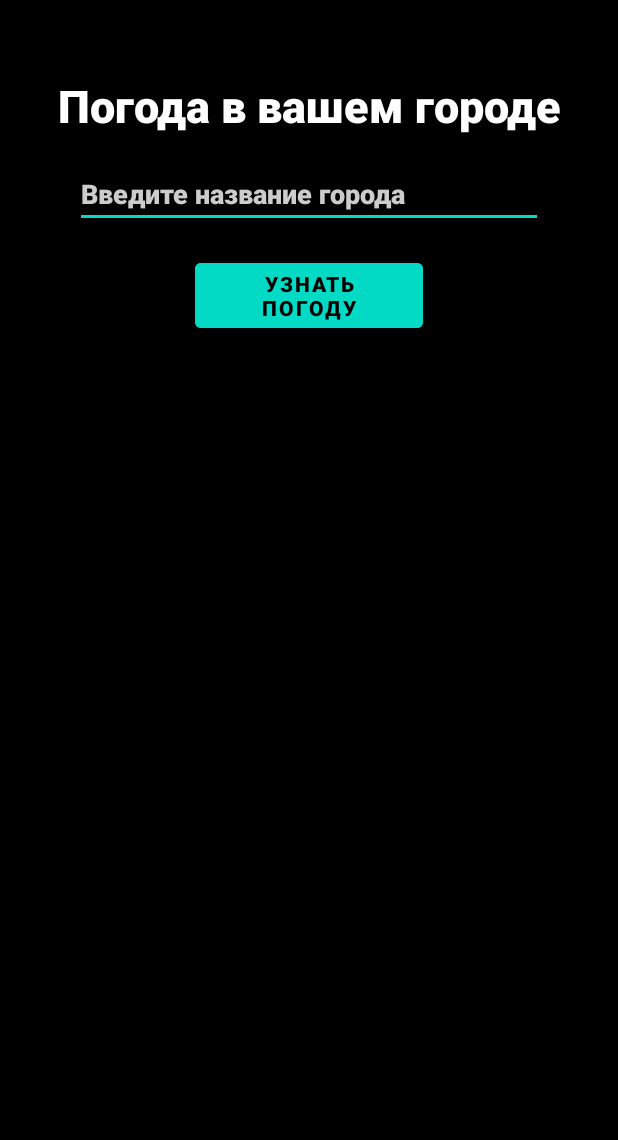
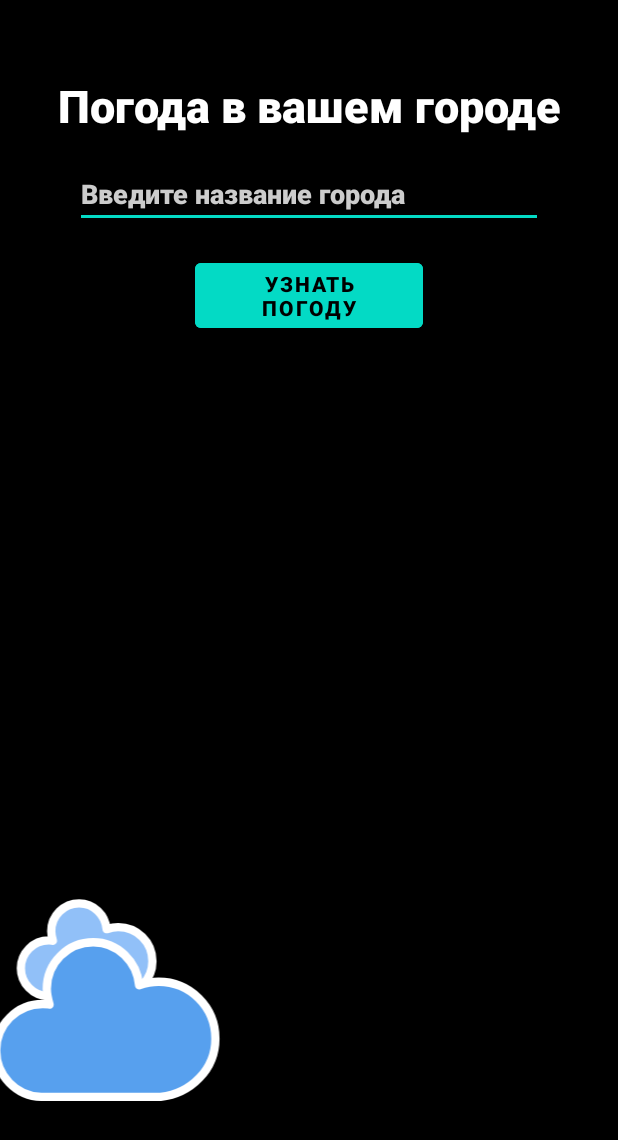
Before and after one commit to DenKorparation/FSE_project_Android, an Android app: the screen it shows after launch (MainActivity), on a phone screen of 412 x 824 dp. Shown: the top 1140 px of the screen. Run offline under Robolectric (Android 15) with nearby library versions, the phone set to English and light mode, and no system bars; Roboto replaces fonts that are not available here.

Commit message:
add test icon to layer

```diff
--- a/app/src/main/java/com/uni/MainActivity.java
+++ b/app/src/main/java/com/uni/MainActivity.java
@@ -5,10 +5,7 @@ import android.graphics.BitmapFactory;
 import android.os.AsyncTask;
 import android.provider.ContactsContract;
 import android.view.View;
-import android.widget.Button;
-import android.widget.EditText;
-import android.widget.TextView;
-import android.widget.Toast;
+import android.widget.*;
 import androidx.appcompat.app.AppCompatActivity;
 import android.os.Bundle;
 import org.json.JSONObject;
@@ -29,6 +26,7 @@ public class MainActivity extends AppCompatActivity {
     private TextView feelslike;
     private TextView windspeed;
     private TextView pressure;
+    private ImageView icon;
 
     @Override
     protected void onCreate(Bundle savedInstanceState) {
@@ -43,7 +41,7 @@ public class MainActivity extends AppCompatActivity {
         feelslike = findViewById(R.id.feelslike);
         windspeed = findViewById(R.id.windspeed);
         pressure = findViewById(R.id.pressure);
-
+        icon = findViewById(R.id.icon);
 
         main_btn.setOnClickListener(new View.OnClickListener() {
             @Override
--- a/app/src/main/res/layout/activity_main.xml
+++ b/app/src/main/res/layout/activity_main.xml
@@ -98,5 +98,14 @@
             android:textSize="15sp"
             android:layout_alignParentStart="true"
             android:layout_marginStart="-5dp"/>
+    <ImageView
+            android:id="@+id/icon"
+            android:layout_width="394dp"
+            android:layout_height="131dp"
+            android:background="#00FA2255"
+            android:src="@drawable/ic_cloudy" android:layout_alignParentStart="true"
+            android:layout_marginTop="533dp" android:layout_marginStart="-126dp" android:layout_alignParentTop="true"
+            android:layout_centerHorizontal="true" android:layout_alignParentBottom="true"
+            android:layout_marginBottom="-5dp"/>
 
 </RelativeLayout>
```
